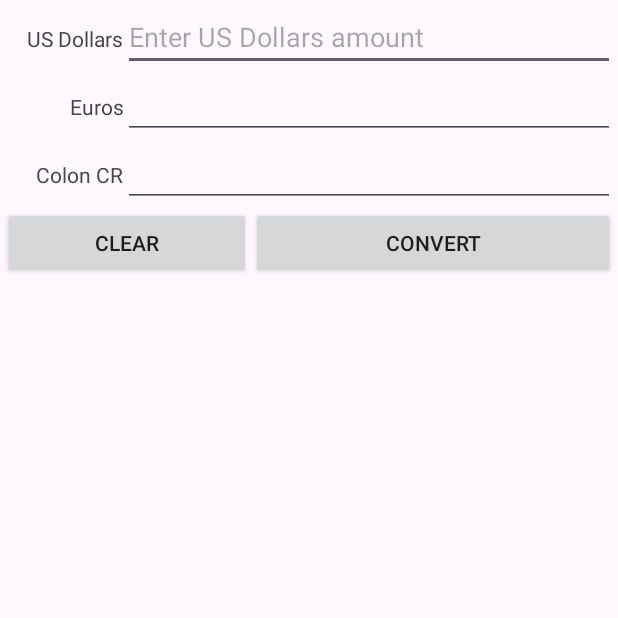
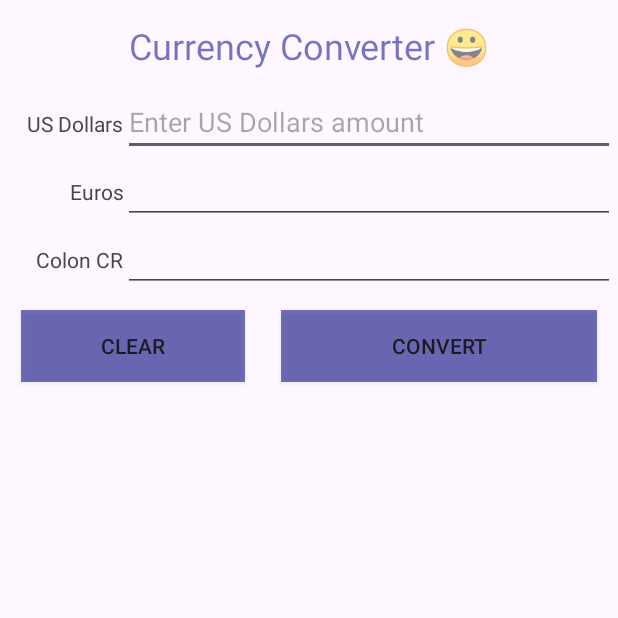
Before and after one commit to fit-hcmus-k21/mobile-development, an Android app: the screen it shows after launch (Currency1), on a phone screen of 412 x 824 dp, the top half of it. Run offline under Robolectric (Android 15) with nearby library versions, the phone set to English and light mode, and no system bars.

Commit message:
updated styles

```diff
--- a/Week01/CurrencyConverter/app/src/main/res/layout/activity_main_linear.xml
+++ b/Week01/CurrencyConverter/app/src/main/res/layout/activity_main_linear.xml
@@ -5,6 +5,24 @@
     android:layout_height="match_parent"
     android:orientation="vertical"
     android:padding="2dp">
+
+    <LinearLayout
+        android:layout_width="match_parent"
+        android:layout_height="wrap_content">
+
+    </LinearLayout>
+
+    <TextView
+        android:id="@+id/textView0"
+        android:layout_width="match_parent"
+        android:layout_height="wrap_content"
+        android:padding = "12dp"
+        android:textSize="24dp"
+        android:textColor="#8008"
+
+        android:gravity="center_horizontal"
+        android:icon="@mipmap/ic_launcher"
+        android:text="Currency Converter 😀" />
 
     <LinearLayout
         android:layout_width="match_parent"
@@ -78,6 +96,9 @@
             android:layout_width="wrap_content"
             android:layout_height="wrap_content"
             android:layout_weight="1"
+            android:background="#8008"
+            android:layout_margin="12dp"
+
             android:text="Clear" />
 
         <Button
@@ -85,6 +106,8 @@
             android:layout_width="wrap_content"
             android:layout_height="wrap_content"
             android:layout_weight="2"
+            android:background="#8008"
+            android:layout_margin="12dp"
             android:text="Convert" />
     </LinearLayout>
 </LinearLayout>
```
